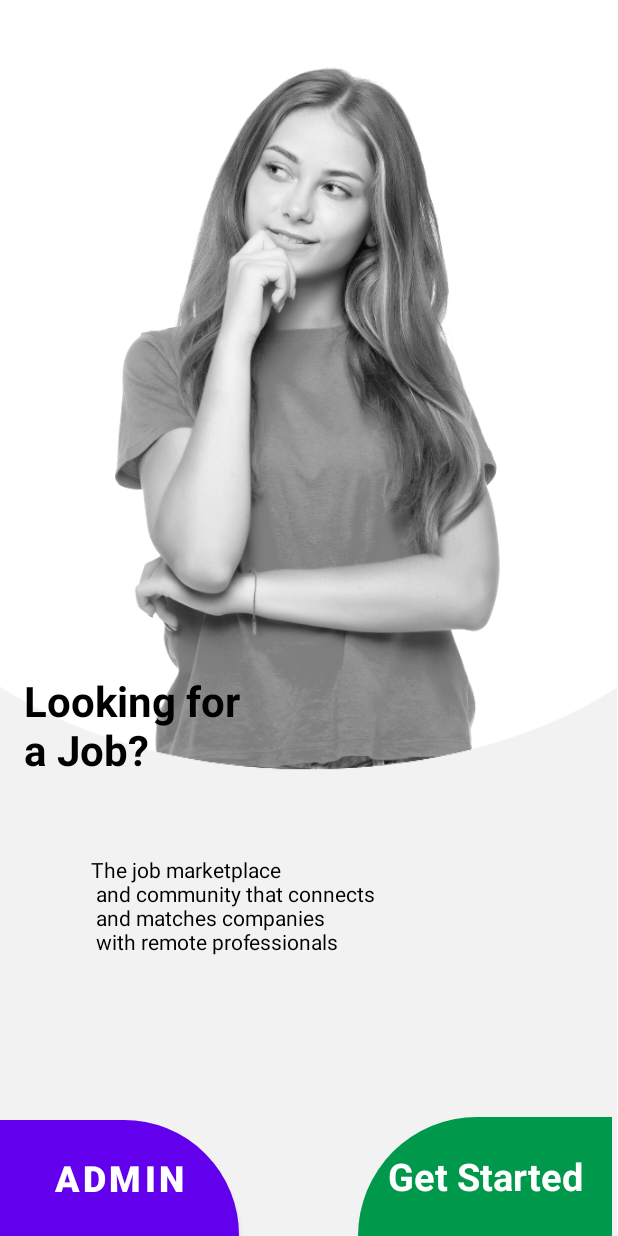
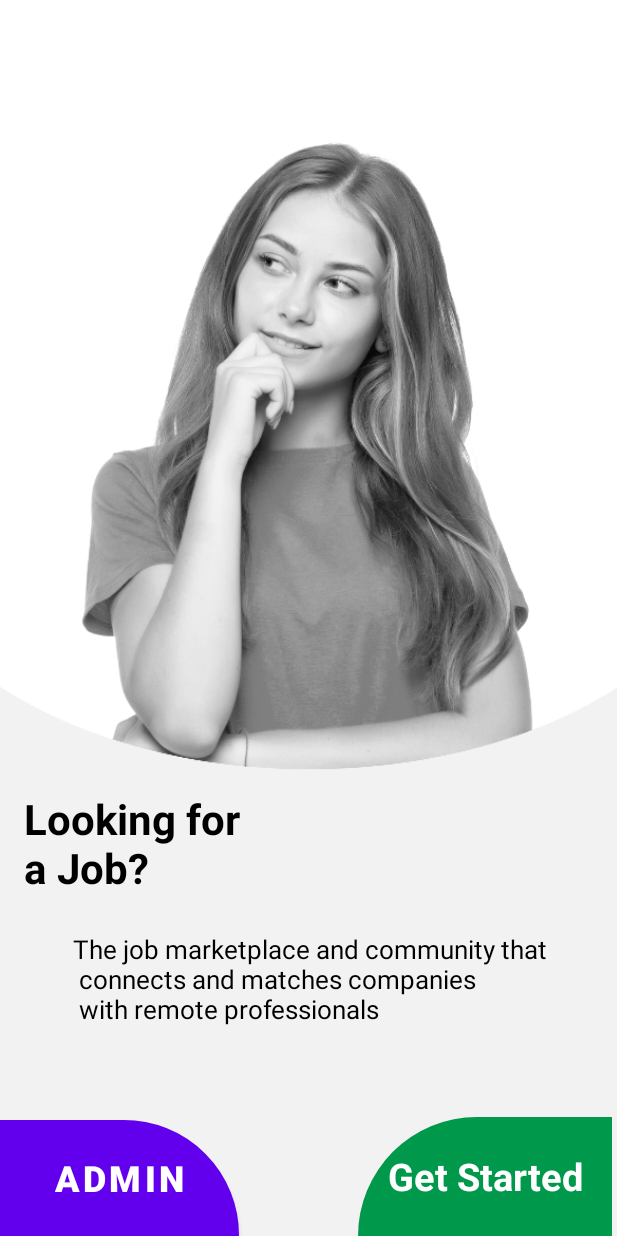
Before and after one commit to IT21298912/Job_portal_MAD, an Android app: the screen it shows after launch (activity_main), on a phone screen of 412 x 824 dp. Run offline under Robolectric (Android 15) with nearby library versions, the light colour scheme and no system bars.

Commit message:
modify home page

```diff
--- a/app/src/main/res/layout/activity_main2.xml
+++ b/app/src/main/res/layout/activity_main2.xml
@@ -8,9 +8,9 @@
 
     <ImageView
         android:id="@+id/imageView"
-        android:layout_width="857dp"
-        android:layout_height="484dp"
-        android:layout_marginTop="32dp"
+        android:layout_width="970dp"
+        android:layout_height="566dp"
+        android:layout_marginTop="80dp"
         app:layout_constraintEnd_toEndOf="parent"
         app:layout_constraintStart_toStartOf="parent"
         app:layout_constraintTop_toTopOf="parent"
@@ -32,13 +32,13 @@
         android:layout_width="159dp"
         android:layout_height="71dp"
         android:layout_marginStart="16dp"
-        android:layout_marginTop="448dp"
+        android:layout_marginTop="88dp"
         android:text="@string/lkinf"
         android:textColor="#000000"
         android:textSize="28dp"
         android:textStyle="bold"
         app:layout_constraintStart_toStartOf="parent"
-        app:layout_constraintTop_toTopOf="parent" />
+        app:layout_constraintTop_toTopOf="@+id/imageView2" />
 
     <TextView
         android:id="@+id/button1"
@@ -60,13 +60,15 @@
         android:id="@+id/viewdesc"
         android:layout_width="347dp"
         android:layout_height="81dp"
-        android:layout_marginEnd="4dp"
         android:text="@string/desc"
         android:textColor="@color/black"
+        android:textSize="17sp"
         app:layout_constraintBottom_toTopOf="@+id/button1"
         app:layout_constraintEnd_toEndOf="parent"
+        app:layout_constraintHorizontal_bias="0.75"
+        app:layout_constraintStart_toStartOf="parent"
         app:layout_constraintTop_toBottomOf="@+id/textView"
-        app:layout_constraintVertical_bias="0.354" />
+        app:layout_constraintVertical_bias="0.343" />
 
     <Button
         android:id="@+id/admin"
--- a/app/src/main/res/values/strings.xml
+++ b/app/src/main/res/values/strings.xml
@@ -19,7 +19,7 @@
     <string name="pno">Phone Number</string>
     <string name="skl">Skills</string>
     <string name="un">User Name</string>
-    <string name="desc">The job marketplace\n and community that connects\n and matches companies\n with remote professionals</string>
+    <string name="desc">The job marketplace and community that \n connects and matches companies\n with remote professionals</string>
     <string name="unam">User Name:</string>
     <string name="unhint">Kaushi@com</string>
 
```
